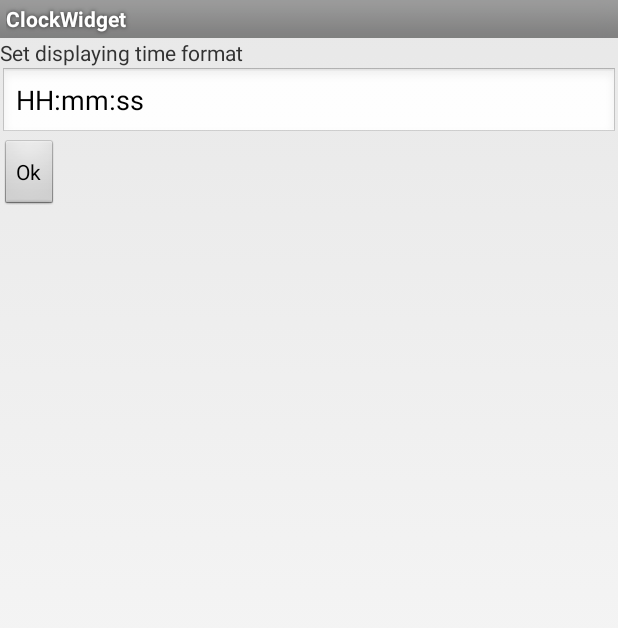
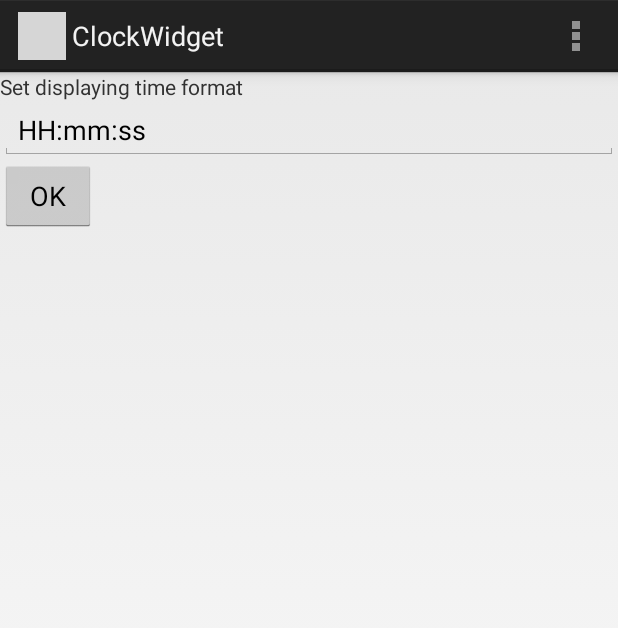
Before and after one commit to roma-sck/ClockWidget, an Android app: the ConfigurationActivity screen opened directly, with no data from a screen before it, on a phone screen of 412 x 824 dp. Shown: the top 628 px of the screen. Run offline under Robolectric (Android 15) with nearby library versions, the phone set to English and light mode, and no system bars; 1 statement that could not run was skipped; grey boxes are pictures that could not be loaded.

Commit message:
some fixes, added options menu

```diff
--- a/app/src/main/AndroidManifest.xml
+++ b/app/src/main/AndroidManifest.xml
@@ -20,7 +20,8 @@
             </meta-data>
         </receiver>
         <activity
-            android:name=".ConfigurationActivity">
+            android:name=".ConfigurationActivity"
+            android:theme="@style/ConfigActTheme" >
             <intent-filter>
                 <action
                     android:name="android.appwidget.action.APPWIDGET_CONFIGURE">
--- a/app/src/main/res/layout/configuration.xml
+++ b/app/src/main/res/layout/configuration.xml
@@ -14,7 +14,8 @@
         android:id="@+id/timeFormat"
         android:layout_width="match_parent"
         android:layout_height="wrap_content"
-        android:ems="10">
+        android:ems="10"
+        android:inputType="text">
     </EditText>
 
     <Button
--- a/app/src/main/res/menu/menu_main.xml
+++ b/app/src/main/res/menu/menu_main.xml
@@ -1,6 +1,14 @@
 <menu xmlns:android="http://schemas.android.com/apk/res/android"
     xmlns:app="http://schemas.android.com/apk/res-auto"
     xmlns:tools="http://schemas.android.com/tools" tools:context=".MainActivity">
-    <item android:id="@+id/action_settings" android:title="@string/action_settings"
+
+    <item android:id="@+id/action_email" android:title="@string/menu_email"
+        android:orderInCategory="90" app:showAsAction="never" />
+
+    <item android:id="@+id/action_about" android:title="@string/menu_about"
         android:orderInCategory="100" app:showAsAction="never" />
+
+    <item android:id="@+id/action_exit" android:title="@string/menu_exit"
+        android:orderInCategory="110" app:showAsAction="never" />
+
 </menu>
--- a/app/src/main/res/values/strings.xml
+++ b/app/src/main/res/values/strings.xml
@@ -3,11 +3,18 @@
     <string name="app_name">ClockWidget</string>
     <string name="action_settings">Settings</string>
 
-    <string name="btn_ok">Ok</string>
+    <string name="btn_ok">OK</string>
     <string name="set_time_format_text">Set displaying time format</string>
 
     <string name="pv_time">PreviewTime</string>
     <string name="pv_day">PreviewDay</string>
     <string name="pv_date">PreviewTime</string>
 
+    <string name="menu_email">"Email developer"</string>
+    <string name="menu_about">"About"</string>
+    <string name="menu_exit">"Quit"</string>
+
+    <string name="dialogTitleAbout">About app</string>
+    <string name="dialogMsgAbout">Simple home screen widget\n\nby  roma.sck@gmail.com\n</string>
+
 </resources>
--- a/app/src/main/res/values/styles.xml
+++ b/app/src/main/res/values/styles.xml
@@ -15,6 +15,14 @@
     <!-- Application theme. -->
     <style name="AppTheme" parent="AppBaseTheme">
         <!-- All customizations that are NOT specific to a particular API-level can go here. -->
+    </style>
+
+    <style name="ConfigActTheme" parent="@android:style/Theme.Holo.Light.DarkActionBar">
+        <item name="android:actionBarStyle">@style/MyActBar</item>
+    </style>
+
+    <style name="MyActBar" parent="@android:style/Widget.Holo.Light.ActionBar.Solid.Inverse">
+        <item name="android:logo">@drawable/ic_clock</item>
     </style>
 
     <style name="Layout">
```
Also changed, not shown: app/src/main/java/com/example/sck/clockwidget/ClockWidget.java (+7 -7 lines), app/src/main/java/com/example/sck/clockwidget/ConfigurationActivity.java (+42 -0 lines), 1 other file.
